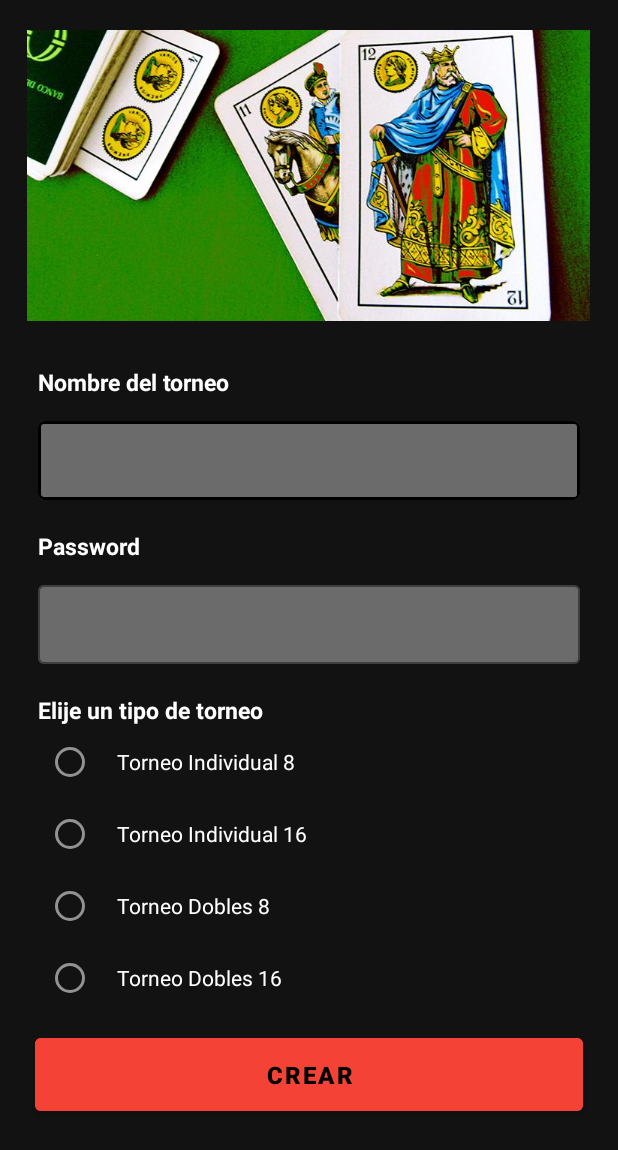
After one commit to UNIZAR-30226-2020-08/Android, an Android app: the layout activity_formulario_partida.xml on its own in the app's theme, with its tools: preview values and no code run, on a phone screen of 412 x 824 dp. The commit adds this screen. Shown: the top 1150 px of the screen. Run offline under Robolectric (Android 15) with nearby library versions, the phone set to English and light mode, and no system bars; network calls fail.

Commit message:
formulario

```diff
--- /dev/null
+++ b/Guinote/app/src/main/java/com/app/guinote/FormularioPartida.java
@@ -0,0 +1,27 @@
+package com.app.guinote;
+
+import androidx.appcompat.app.AppCompatActivity;
+import androidx.fragment.app.Fragment;
+
+import android.os.Bundle;
+import android.view.LayoutInflater;
+import android.view.View;
+import android.view.ViewGroup;
+import android.widget.TextView;
+
+public class FormularioPartida extends Fragment {
+
+    private View view;
+
+    public FormularioPartida(){
+        super(R.layout.activity_formulario_partida);
+    }
+
+    @Override
+    public View onCreateView(LayoutInflater inflater, ViewGroup container,
+                             Bundle savedInstanceState) {
+        view = inflater.inflate(R.layout.activity_formulario_partida,
+                container, false);
+        return view;
+    }
+}
--- a/Guinote/app/src/main/java/com/app/guinote/MainActivity.java
+++ b/Guinote/app/src/main/java/com/app/guinote/MainActivity.java
@@ -83,8 +83,18 @@ public class MainActivity extends Fragment {
     }
 
     public void openActivity4(){
-        Intent intent = new Intent(getContext(), Torneo.class);
-        startActivity(intent);
+        getActivity().getSupportFragmentManager().beginTransaction()
+                .setCustomAnimations(
+                        R.anim.slide_in,  // enter
+                        R.anim.fade_out,  // exit
+                        R.anim.fade_in,   // popEnter
+                        R.anim.slide_out
+                )
+                .setReorderingAllowed(true)
+                .replace(R.id.fragmento_app, FormularioPartida.class, null)
+                .commit();
+        //Intent intent = new Intent(getContext(), Torneo.class);
+        //startActivity(intent);
     }
 
 
--- /dev/null
+++ b/Guinote/app/src/main/res/layout/activity_formulario_partida.xml
@@ -0,0 +1,208 @@
+<?xml version="1.0" encoding="utf-8"?>
+<ScrollView xmlns:app="http://schemas.android.com/apk/res-auto"
+    xmlns:tools="http://schemas.android.com/tools"
+    android:id="@+id/deslizar"
+    android:layout_width="match_parent"
+    android:layout_height="match_parent"
+    android:layout_weight="1.2"
+    android:scrollbars="none"
+    xmlns:android="http://schemas.android.com/apk/res/android">
+    <LinearLayout
+        android:layout_width="match_parent"
+        android:layout_height="match_parent"
+        android:orientation="vertical">
+
+        <LinearLayout
+            android:layout_width="match_parent"
+            android:layout_height="match_parent"
+            android:orientation="vertical">
+
+            <LinearLayout
+                android:layout_width="match_parent"
+                android:layout_height="wrap_content"
+                android:orientation="vertical">
+
+                <LinearLayout
+                    android:layout_width="wrap_content"
+                    android:layout_height="wrap_content"
+                    android:padding="10dp"
+                    android:layout_marginTop="10dp"
+                    android:layout_gravity="center"
+                    android:orientation="horizontal">
+
+                    <ImageView
+                        android:id="@+id/ImagenCrearTorneo"
+                        android:layout_width="match_parent"
+                        android:layout_height="194dp"
+                        android:scaleType="centerCrop"
+                        app:srcCompat="@drawable/las40" />
+                </LinearLayout>
+            </LinearLayout>
+
+
+
+            <LinearLayout
+                android:layout_width="match_parent"
+                android:layout_height="wrap_content"
+                android:orientation="vertical"
+                android:layout_marginTop="10dp"
+                android:paddingLeft="15dp"
+                android:paddingRight="15dp">
+
+                <TextView
+                    android:id="@+id/nameTorneo"
+                    android:layout_width="wrap_content"
+                    android:layout_height="wrap_content"
+                    android:layout_marginTop="10dp"
+                    android:layout_marginLeft="10dp"
+                    android:text="Nombre del torneo"
+                    android:textSize="15dp"
+                    android:textColor="#ffffff"
+                    android:textStyle="bold" />
+                <com.google.android.material.textfield.TextInputLayout
+                    android:id="@+id/nombretorneo"
+                    android:layout_width="match_parent"
+                    android:layout_height="wrap_content"
+                    android:padding="10dp"
+                    app:boxBackgroundColor="#60ffffff"
+                    app:suffixTextColor="#000000"
+                    app:hintTextColor="#000000"
+                    app:boxStrokeColor="#000000"
+                    style="@style/Widget.MaterialComponents.TextInputLayout.OutlinedBox">
+
+                    <com.google.android.material.textfield.TextInputEditText
+                        android:layout_width="match_parent"
+                        android:textColorHighlight="#349702"
+                        android:padding="15dp"
+                        android:id="@+id/torneo"
+                        android:layout_height="wrap_content"/>
+
+                </com.google.android.material.textfield.TextInputLayout>
+
+            </LinearLayout>
+
+
+            <LinearLayout
+                android:layout_width="match_parent"
+                android:layout_height="wrap_content"
+                android:orientation="vertical"
+                android:paddingLeft="15dp"
+                android:paddingRight="15dp">
+
+
+                <TextView
+                    android:layout_width="wrap_content"
+                    android:layout_height="wrap_content"
+                    android:layout_marginTop="10dp"
+                    android:layout_marginLeft="10dp"
+                    android:text="Password"
+                    android:textSize="15dp"
+                    android:textColor="#ffffff"
+                    android:textStyle="bold" />
+                <com.google.android.material.textfield.TextInputLayout
+                    android:id="@+id/contraseñatorneo"
+                    android:layout_width="match_parent"
+                    android:layout_height="wrap_content"
+                    android:padding="10dp"
+                    app:boxBackgroundColor="#60ffffff"
+                    app:suffixTextColor="#000000"
+                    app:hintTextColor="#000000"
+                    app:boxStrokeColor="#000000"
+                    style="@style/Widget.MaterialComponents.TextInputLayout.OutlinedBox">
+
+                    <com.google.android.material.textfield.TextInputEditText
+                        android:layout_width="match_parent"
+                        android:inputType="textPassword"
+                        android:textColorHighlight="#349702"
+                        android:padding="15dp"
+                        android:id="@+id/contraseña2"
+                        android:layout_height="wrap_content"/>
+
+                </com.google.android.material.textfield.TextInputLayout>
+
+            </LinearLayout>
+            <LinearLayout
+                android:layout_width="match_parent"
+                android:layout_height="wrap_content"
+                android:orientation="vertical"
+                android:paddingLeft="15dp"
+                android:paddingRight="15dp">
+
+
+                <TextView
+                    android:layout_width="wrap_content"
+                    android:layout_height="wrap_content"
+                    android:layout_marginTop="10dp"
+                    android:layout_marginLeft="10dp"
+                    android:text="Elije un tipo de torneo"
+                    android:textSize="15dp"
+                    android:textColor="#ffffff"
+                    android:textStyle="bold" />
+
+                <RadioGroup
+                    android:layout_width="match_parent"
+                    android:layout_height="match_parent"
+                    android:paddingLeft="15dp"
+                    android:paddingRight="15dp">
+
+                    <RadioButton
+                        android:id="@+id/Individual8"
+                        android:layout_width="match_parent"
+                        android:layout_height="wrap_content"
+                        android:text="Torneo Individual 8"
+                        android:paddingLeft="15dp"
+                        android:paddingRight="15dp"/>
+
+                    <RadioButton
+                        android:id="@+id/Individual16"
+                        android:layout_width="match_parent"
+                        android:layout_height="wrap_content"
+                        android:text="Torneo Individual 16"
+                        android:paddingLeft="15dp"
+                        android:paddingRight="15dp"/>
+
+                    <RadioButton
+                        android:id="@+id/Dobles8"
+                        android:layout_width="match_parent"
+                        android:layout_height="wrap_content"
+                        android:text="Torneo Dobles 8"
+                        android:paddingLeft="15dp"
+                        android:paddingRight="15dp"/>
+
+                    <RadioButton
+                        android:id="@+id/Dobles16"
+                        android:layout_width="match_parent"
+                        android:layout_height="wrap_content"
+                        android:text="Torneo Dobles 16"
+                        android:paddingLeft="15dp"
+                        android:paddingRight="15dp"/>
+                </RadioGroup>
+
+            </LinearLayout>
+
+        </LinearLayout>
+        <LinearLayout
+            android:layout_width="match_parent"
+            android:layout_height="match_parent"
+            android:orientation="vertical"
+            android:paddingLeft="15dp"
+            android:paddingRight="15dp">
+
+            <Button
+                android:id="@+id/Crear"
+                android:layout_width="match_parent"
+                android:layout_height="wrap_content"
+                android:layout_marginLeft="8dp"
+                android:layout_marginTop="10dp"
+                android:backgroundTint="#f44336"
+                android:textStyle="bold"
+                android:textSize="16sp"
+                android:paddingVertical="13dp"
+                android:layout_marginRight="8dp"
+                android:text="CREAR"
+                android:layout_gravity="center" />
+        </LinearLayout>
+
+
+    </LinearLayout>
+</ScrollView>
```
Also changed, not shown: Guinote/app/src/main/res/drawable-xhdpi/las40.jpeg (added).
